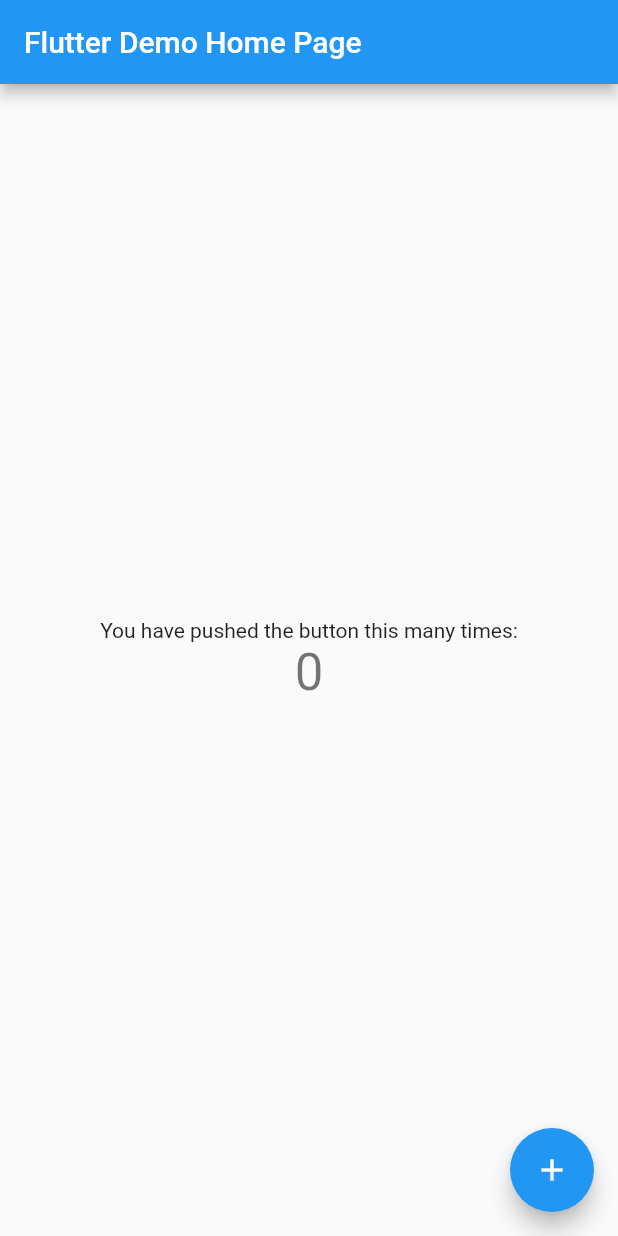
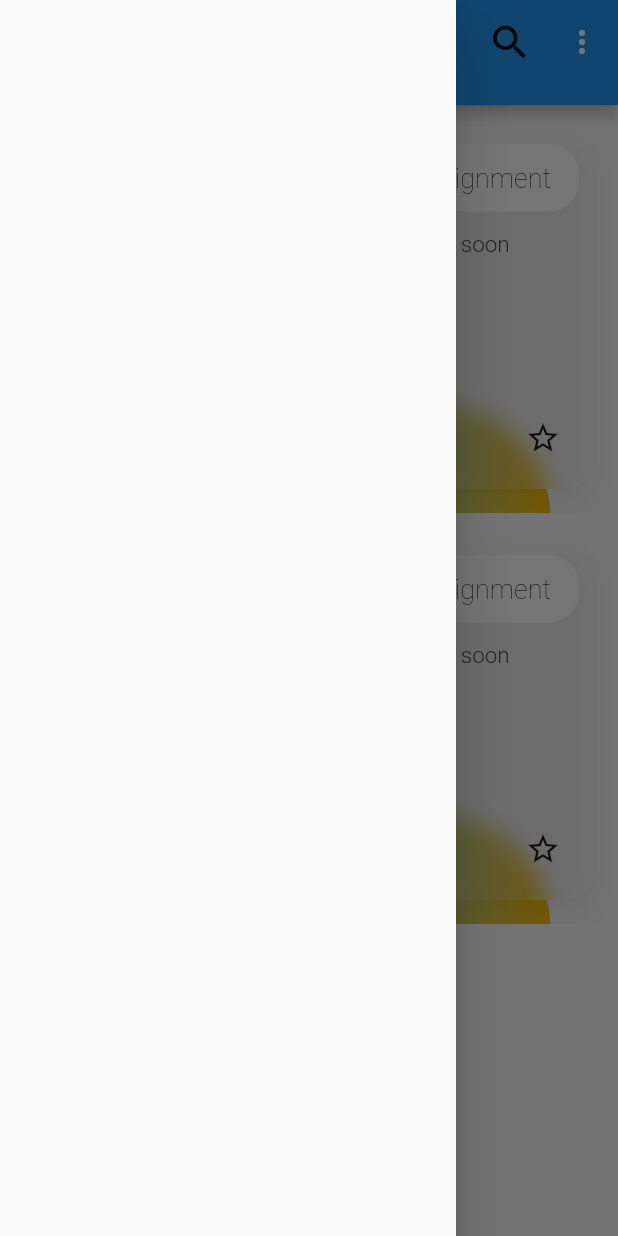
Before and after one commit to Elmurodjon01/todoApp, a Flutter app: the screen it shows after launch, with the side drawer open (before the commit the screen has no drawer), on a phone screen of 412 x 824 dp. Run offline on Flutter 3.47's test engine with Material 2 defaults, Android fonts, the phone set to English and light mode, and no system bars; drawn by our look-alikes of blurrycontainer.

Commit message:
main view is completed

```diff
--- /dev/null
+++ b/lib/UI/mainScreen.dart
@@ -0,0 +1,43 @@
+import 'package:flutter/material.dart';
+import 'package:flutter_staggered_grid_view/flutter_staggered_grid_view.dart';
+import 'package:todoapp/widgets/itemContainer.dart';
+import '../widgets/appBar.dart';
+import '../widgets/drawer.dart';
+
+class MainScreen extends StatelessWidget {
+  MainScreen({super.key});
+  List<String> labels = [
+    'fnjnjdkf',
+    'fdsnfksjd',
+    'biwuebfgbf',
+    'fbiewwf',
+    'fnewkwe',
+  ];
+  @override
+  Widget build(BuildContext context) {
+    return Scaffold(
+      appBar: CustomAppBar(),
+      drawer: CustomerDrawer(),
+      body: Stack(
+        children: [
+          MasonryGridView.count(
+            crossAxisCount: 2,
+            mainAxisSpacing: 2,
+            crossAxisSpacing: 2,
+            itemCount: labels.length,
+            itemBuilder: (context, index) {
+              return ItemContainer(
+                label: 'do assignment',
+                mainText: 'due soon',
+              );
+              // return Tile(
+              //   index: index,
+              //   extent: (index % 5 + 1) * 100,
+              // );
+            },
+          ),
+        ],
+      ),
+    );
+  }
+}
--- /dev/null
+++ b/lib/UI/mustDoScreen.dart
@@ -0,0 +1,14 @@
+import 'package:flutter/material.dart';
+
+class MustDoScreen extends StatelessWidget {
+  const MustDoScreen({super.key});
+
+  @override
+  Widget build(BuildContext context) {
+    return Container(
+      height: MediaQuery.of(context).size.height,
+      width: MediaQuery.of(context).size.width,
+      color: Colors.blue,
+    );
+  }
+}
--- /dev/null
+++ b/lib/constants/constants.dart
@@ -0,0 +1,11 @@
+import 'dart:ui';
+
+import 'package:flutter/material.dart';
+
+const kLabelStyle = TextStyle(
+  color: Color(0xFF000a12),
+  fontWeight: FontWeight.w200,
+  fontSize: 18,
+);
+const kMainTextStyle = TextStyle(
+    color: Color(0xFF484848), fontSize: 15, fontWeight: FontWeight.w300);
--- a/lib/main.dart
+++ b/lib/main.dart
@@ -1,4 +1,5 @@
 import 'package:flutter/material.dart';
+import 'package:todoapp/UI/mainScreen.dart';
 
 void main() {
   runApp(const MyApp());
@@ -7,109 +8,14 @@
 class MyApp extends StatelessWidget {
   const MyApp({super.key});
 
-  // This widget is the root of your application.
   @override
   Widget build(BuildContext context) {
     return MaterialApp(
-      title: 'Flutter Demo',
+      debugShowCheckedModeBanner: false,
       theme: ThemeData(
-        // This is the theme of your application.
-        //
-        // Try running your application with "flutter run". You'll see the
-        // application has a blue toolbar. Then, without quitting the app, try
-        // changing the primarySwatch below to Colors.green and then invoke
-        // "hot reload" (press "r" in the console where you ran "flutter run",
-        // or simply save your changes to "hot reload" in a Flutter IDE).
-        // Notice that the counter didn't reset back to zero; the application
-        // is not restarted.
         primarySwatch: Colors.blue,
       ),
-      home: const MyHomePage(title: 'Flutter Demo Home Page'),
+      home: MainScreen(),
     );
   }
 }
-
-class MyHomePage extends StatefulWidget {
-  const MyHomePage({super.key, required this.title});
-
-  // This widget is the home page of your application. It is stateful, meaning
-  // that it has a State object (defined below) that contains fields that affect
-  // how it looks.
-
-  // This class is the configuration for the state. It holds the values (in this
-  // case the title) provided by the parent (in this case the App widget) and
-  // used by the build method of the State. Fields in a Widget subclass are
-  // always marked "final".
-
-  final String title;
-
-  @override
-  State<MyHomePage> createState() => _MyHomePageState();
-}
-
-class _MyHomePageState extends State<MyHomePage> {
-  int _counter = 0;
-
-  void _incrementCounter() {
-    setState(() {
-      // This call to setState tells the Flutter framework that something has
-      // changed in this State, which causes it to rerun the build method below
-      // so that the display can reflect the updated values. If we changed
-      // _counter without calling setState(), then the build method would not be
-      // called again, and so nothing would appear to happen.
-      _counter++;
-    });
-  }
-
-  @override
-  Widget build(BuildContext context) {
-    // This method is rerun every time setState is called, for instance as done
-    // by the _incrementCounter method above.
-    //
-    // The Flutter framework has been optimized to make rerunning build methods
-    // fast, so that you can just rebuild anything that needs updating rather
-    // than having to individually change instances of widgets.
-    return Scaffold(
-      appBar: AppBar(
-        // Here we take the value from the MyHomePage object that was created by
-        // the App.build method, and use it to set our appbar title.
-        title: Text(widget.title),
-      ),
-      body: Center(
-        // Center is a layout widget. It takes a single child and positions it
-        // in the middle of the parent.
-        child: Column(
-          // Column is also a layout widget. It takes a list of children and
-          // arranges them vertically. By default, it sizes itself to fit its
-          // children horizontally, and tries to be as tall as its parent.
-          //
-          // Invoke "debug painting" (press "p" in the console, choose the
-          // "Toggle Debug Paint" action from the Flutter Inspector in Android
-          // Studio, or the "Toggle Debug Paint" command in Visual Studio Code)
-          // to see the wireframe for each widget.
-          //
-          // Column has various properties to control how it sizes itself and
-          // how it positions its children. Here we use mainAxisAlignment to
-          // center the children vertically; the main axis here is the vertical
-          // axis because Columns are vertical (the cross axis would be
-          // horizontal).
-          mainAxisAlignment: MainAxisAlignment.center,
-          children: <Widget>[
-            const Text(
-              'You have pushed the button this many times:',
-            ),
-            Text(
-              '$_counter',
-              style: Theme.of(context).textTheme.headline4,
-            ),
-          ],
-        ),
-      ),
-      floatingActionButton: FloatingActionButton(
-        onPressed: _incrementCounter,
-        tooltip: 'Increment',
-        child: const Icon(Icons.add),
-      ), // This trailing comma makes auto-formatting nicer for build methods.
-    );
-  }
-}
--- /dev/null
+++ b/lib/widgets/appBar.dart
@@ -0,0 +1,27 @@
+import 'package:flutter/material.dart';
+
+class CustomAppBar extends StatelessWidget with PreferredSizeWidget {
+  const CustomAppBar({
+    Key? key,
+  }) : super(key: key);
+
+  @override
+  Widget build(BuildContext context) {
+    return AppBar(
+      actions: [
+        IconButton(
+          onPressed: () {},
+          icon: const Icon(
+            Icons.search,
+            color: Colors.black,
+            size: 30,
+          ),
+        ),
+        IconButton(onPressed: () {}, icon: const Icon(Icons.more_vert))
+      ],
+    );
+  }
+
+  @override
+  Size get preferredSize => const Size.fromHeight(70);
+}
--- /dev/null
+++ b/lib/widgets/drawer.dart
@@ -0,0 +1,12 @@
+import 'package:flutter/material.dart';
+
+class CustomerDrawer extends StatelessWidget {
+  const CustomerDrawer({
+    Key? key,
+  }) : super(key: key);
+
+  @override
+  Widget build(BuildContext context) {
+    return Drawer();
+  }
+}
--- /dev/null
+++ b/lib/widgets/itemContainer.dart
@@ -0,0 +1,120 @@
+// ignore_for_file: public_member_api_docs, sort_constructors_first
+import 'package:blurrycontainer/blurrycontainer.dart';
+import 'package:flutter/material.dart';
+
+import 'package:todoapp/constants/constants.dart';
+
+class ItemContainer extends StatelessWidget {
+  String label;
+  String mainText;
+
+  ItemContainer({
+    Key? key,
+    required this.label,
+    required this.mainText,
+  }) : super(key: key);
+  @override
+  Widget build(BuildContext context) {
+    return Stack(
+      alignment: Alignment.center,
+      children: [
+        const Positioned(
+          top: 200,
+          left: 10,
+          child: GradientBall(
+            colors: [
+              Color.fromARGB(255, 118, 223, 242),
+              Colors.amber,
+            ],
+          ),
+        ),
+        const Positioned(
+          top: 400,
+          right: 10,
+          child: GradientBall(
+            size: Size.square(200),
+            colors: [Colors.blue, Colors.purple],
+          ),
+        ),
+        Padding(
+          padding: const EdgeInsets.all(16.0),
+          child: BlurryContainer(
+            color: Colors.white.withOpacity(0.15),
+            blur: 8,
+            elevation: 6,
+            height: 240,
+            padding: const EdgeInsets.all(10),
+            child: Column(
+              // mainAxisAlignment: MainAxisAlignment.start,
+              // crossAxisAlignment: CrossAxisAlignment.start,
+              children: [
+                Container(
+                  height: 45,
+                  width: MediaQuery.of(context).size.width,
+                  decoration: BoxDecoration(
+                    color: Colors.white,
+                    borderRadius: BorderRadius.circular(20),
+                  ),
+                  child: Center(
+                    child: Text(
+                      label,
+                      style: kLabelStyle,
+                      overflow: TextOverflow.ellipsis,
+                    ),
+                  ),
+                ),
+                const Spacer(),
+                Expanded(
+                  flex: 8,
+                  child: Padding(
+                    padding: const EdgeInsets.only(
+                      left: 7,
+                      right: 7,
+                    ),
+                    child: Text(
+                      mainText,
+                      style: kMainTextStyle,
+                    ),
+                  ),
+                ),
+                const SizedBox(height: 8),
+                Row(
+                  mainAxisAlignment: MainAxisAlignment.spaceBetween,
+                  children: [
+                    IconButton(onPressed: () {}, icon: const Icon(Icons.edit)),
+                    IconButton(
+                        onPressed: () {}, icon: const Icon(Icons.star_outline))
+                  ],
+                ),
+              ],
+            ),
+          ),
+        ),
+      ],
+    );
+  }
+}
+
+class GradientBall extends StatelessWidget {
+  final List<Color> colors;
+  final Size size;
+  const GradientBall({
+    Key? key,
+    required this.colors,
+    this.size = const Size.square(150),
+  }) : super(key: key);
+
+  @override
+  Widget build(BuildContext context) {
+    return Container(
+      height: size.height,
+      width: size.width,
+      decoration: BoxDecoration(
+        shape: BoxShape.circle,
+        gradient: LinearGradient(
+          colors: colors,
+        ),
+      ),
+    );
+  }
+}
--- a/pubspec.yaml
+++ b/pubspec.yaml
@@ -39,6 +39,7 @@
   flutter_staggered_grid_view: ^0.6.2
   hive: ^2.2.3
   provider: ^6.0.4
+  blurrycontainer: ^1.0.2
 
 dev_dependencies:
   flutter_test:
```
Also changed, not shown: pubspec.lock.
